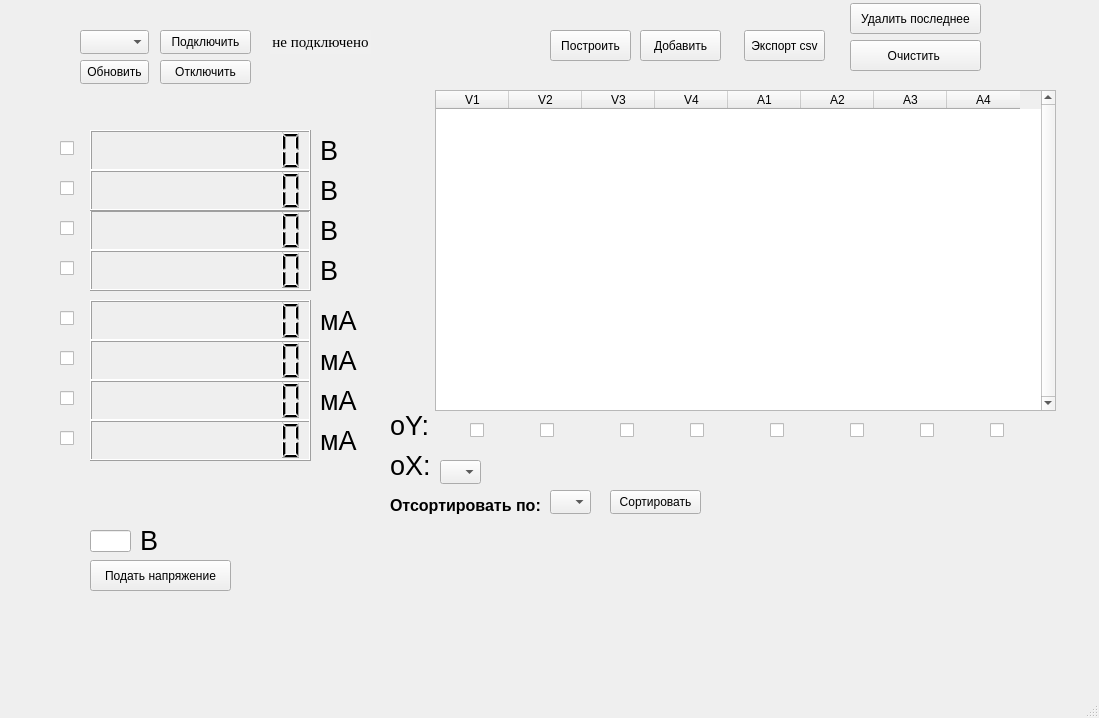
Before: the Qt Designer form interface.ui in KejLater/lab_stand, drawn with Qt 5.
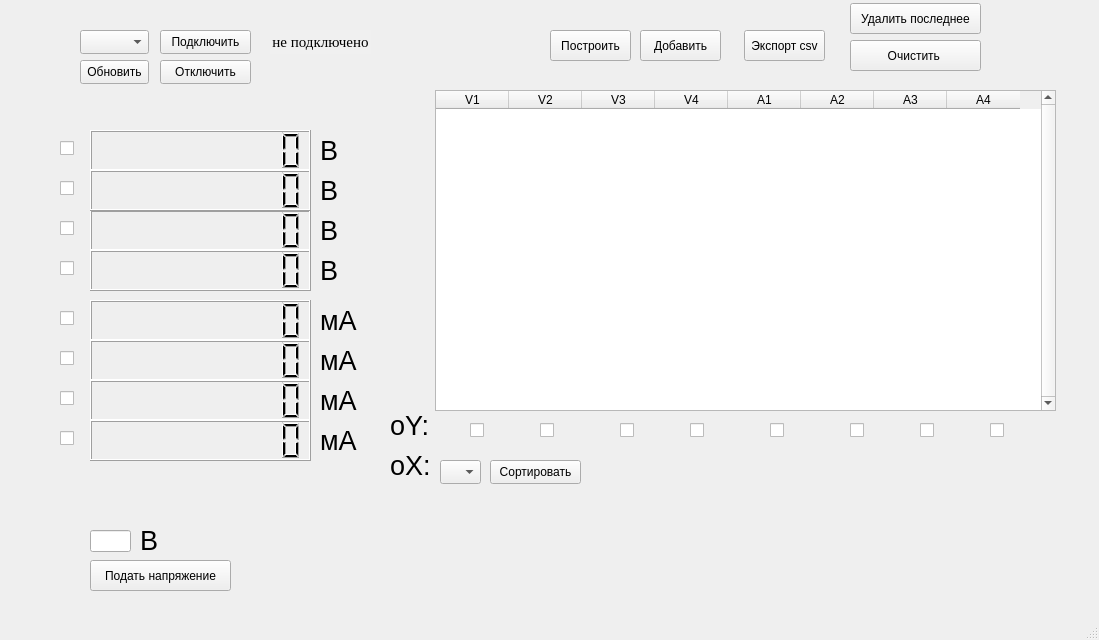
After: the same form once the commit is applied.

The edit to the form file:
```diff
--- a/interface.ui
+++ b/interface.ui
@@ -7,7 +7,7 @@
     <x>0</x>
     <y>0</y>
     <width>1099</width>
-    <height>718</height>
+    <height>640</height>
    </rect>
   </property>
   <property name="font">
@@ -1277,43 +1277,11 @@
      <string>&lt;html&gt;&lt;head/&gt;&lt;body&gt;&lt;p&gt;&lt;span style=&quot; font-size:20pt;&quot;&gt;oY:&lt;/span&gt;&lt;/p&gt;&lt;/body&gt;&lt;/html&gt;</string>
     </property>
    </widget>
-   <widget class="QComboBox" name="choose_sort">
-    <property name="geometry">
-     <rect>
-      <x>550</x>
-      <y>490</y>
-      <width>41</width>
-      <height>24</height>
-     </rect>
-    </property>
-    <property name="font">
-     <font>
-      <pointsize>11</pointsize>
-      <strikeout>false</strikeout>
-     </font>
-    </property>
-   </widget>
-   <widget class="QLabel" name="V1_label_8">
-    <property name="enabled">
-     <bool>true</bool>
-    </property>
-    <property name="geometry">
-     <rect>
-      <x>390</x>
-      <y>490</y>
-      <width>151</width>
-      <height>31</height>
-     </rect>
-    </property>
-    <property name="text">
-     <string>&lt;html&gt;&lt;head/&gt;&lt;body&gt;&lt;p&gt;&lt;span style=&quot; font-size:12pt; font-weight:700;&quot;&gt;Отсортировать по:&lt;/span&gt;&lt;/p&gt;&lt;/body&gt;&lt;/html&gt;</string>
-    </property>
-   </widget>
    <widget class="QPushButton" name="sort_launch">
     <property name="geometry">
      <rect>
-      <x>610</x>
-      <y>490</y>
+      <x>490</x>
+      <y>460</y>
       <width>91</width>
       <height>24</height>
      </rect>
```
